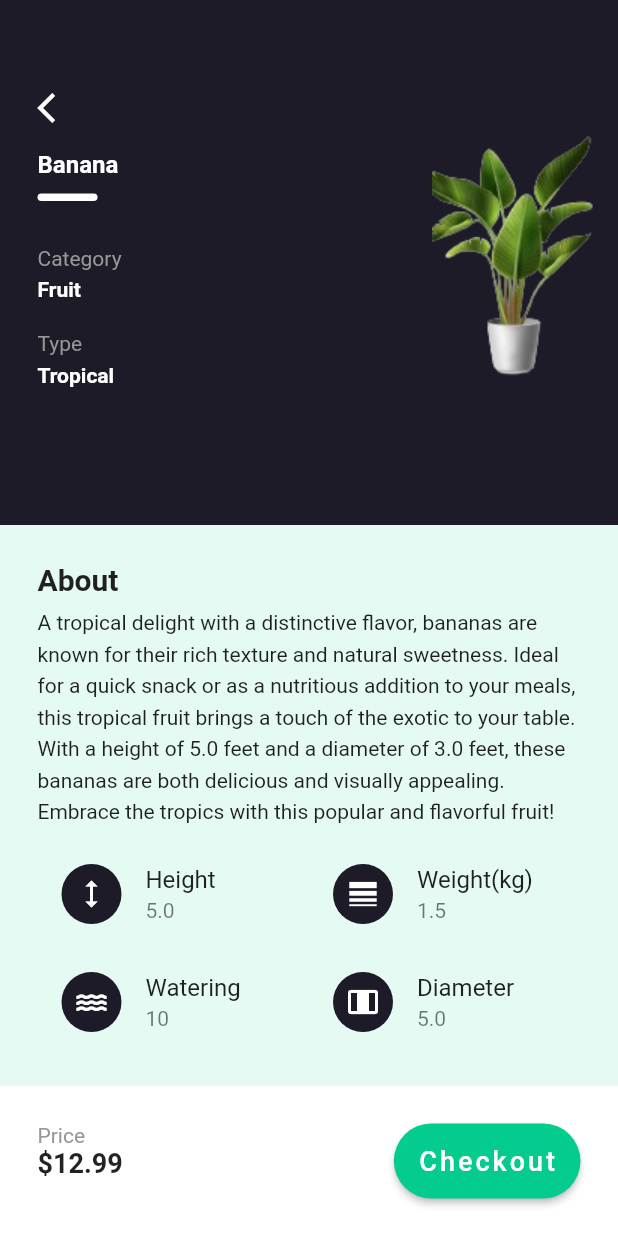
After one commit to yassine-bennkhay/plants_selling_flutter_app_ui, a Flutter app: the screen it shows after launch, after a tap on "Fruit", on a phone screen of 412 x 824 dp. The commit adds this screen. Run offline on Flutter 3.47's test engine with Material 2 defaults, Android fonts, the phone set to English and light mode, and no system bars; our stand-ins replace flutter_svg.

Commit message:
finish the details screen

```diff
--- a/lib/models/plant.dart
+++ b/lib/models/plant.dart
@@ -11,6 +11,7 @@ class Plant {
   final String type;
   final bool isPopular;
   final bool isFavorite;
+  int wateringFrequency;
 
   Plant({
     required this.title,
@@ -25,6 +26,7 @@ class Plant {
     required this.type,
     required this.isPopular,
     required this.isFavorite,
+    required this.wateringFrequency,
   });
   static List<Plant> getAllPlants() {
     return [
@@ -34,13 +36,15 @@ class Plant {
         category: 'Fruit',
         price: 12.99,
         rating: 4.5,
-        description: 'A tropical fruit with a distinctive flavor.',
+        description:
+            'A tropical delight with a distinctive flavor, bananas are known for their rich texture and natural sweetness. Ideal for a quick snack or as a nutritious addition to your meals, this tropical fruit brings a touch of the exotic to your table. With a height of 5.0 feet and a diameter of 3.0 feet, these bananas are both delicious and visually appealing. Embrace the tropics with this popular and flavorful fruit!',
         height: 5.0,
         diameter: 3.0,
         weight: 1.5,
         type: 'Tropical',
         isPopular: true,
         isFavorite: false,
+        wateringFrequency: 10,
       ),
       Plant(
         title: 'Ficus',
@@ -48,13 +52,15 @@ class Plant {
         category: 'Houseplant',
         price: 24.99,
         rating: 4.2,
-        description: 'An indoor plant with glossy leaves.',
+        description:
+            ' Bring the outdoors in with the Ficus houseplant, characterized by its glossy, vibrant leaves. This indoor beauty is not only aesthetically pleasing but also easy to care for. Standing at 2.5 feet tall with a diameter of 2.0 feet, the Ficus adds a touch of greenery to your living space. Priced at \$24.99, it\'s an affordable choice for plant enthusiasts. Make it your favorite, and let the ficus enhance the ambiance of your home.',
         height: 2.5,
         diameter: 2.0,
         weight: 0.8,
         type: 'Indoor',
         isPopular: false,
         isFavorite: true,
+        wateringFrequency: 12,
       ),
       Plant(
         title: 'Monstera',
@@ -62,26 +68,31 @@ class Plant {
         category: 'Houseplant',
         price: 34.99,
         rating: 4.8,
-          description: 'Known for its unique split leaves and easy care.',
+        description:
+            'The Monstera, renowned for its unique split leaves and minimal care requirements, is a stylish addition to any indoor space. Priced at \$34.99, this plant stands at 3.0 feet with a diameter of 2.5 feet. With a high popularity rating, the Monstera is both trendy and timeless. Elevate your indoor garden with this eye-catching beauty that effortlessly combines aesthetics with ease of care.',
         height: 3.0,
         diameter: 2.5,
         weight: 1.0,
         type: 'Indoor',
         isPopular: true,
-          isFavorite: true),
+        isFavorite: true,
+        wateringFrequency: 15,
+      ),
       Plant(
         title: 'Nephrolepis',
         imageUrl: 'assets/images/nephrolepis.png',
         category: 'Fern',
         price: 19.99,
         rating: 4.0,
-        description: 'A beautiful fern with feathery fronds.',
+        description:
+            'Embrace the beauty of nature with the Nephrolepis fern, featuring feathery fronds that add a touch of elegance to your outdoor space. Standing at 1.5 feet tall with a diameter of 1.0 feet, this fern is priced at \$19.99. With a popularity rating that speaks for itself, the Nephrolepis is a must-have for fern enthusiasts seeking both beauty and simplicity in their gardens.',
         height: 1.5,
         diameter: 1.0,
         weight: 0.5,
         type: 'Outdoor',
         isPopular: true,
         isFavorite: false,
+        wateringFrequency: 12,
       ),
       Plant(
         title: 'Ropalostilis',
@@ -89,13 +100,15 @@ class Plant {
         category: 'Palm',
         price: 44.99,
         rating: 4.7,
-        description: 'Elegant palm tree with arching fronds.',
+        description:
+            ' Add a touch of sophistication to your outdoor landscape with the Ropalostilis palm tree. Known for its elegant arching fronds, this palm stands tall at 6.0 feet with a diameter of 4.0 feet. Priced at \$44.99, it\'s a statement piece for any outdoor garden. While it may not be as popular as some, its unique charm makes it a favorite among those who appreciate the beauty of palms.',
         height: 6.0,
         diameter: 4.0,
         weight: 2.0,
         type: 'Outdoor',
         isPopular: false,
         isFavorite: true,
+        wateringFrequency: 7,
       ),
       Plant(
         title: 'Sansevier',
@@ -103,13 +116,15 @@ class Plant {
         category: 'Succulent',
         price: 14.99,
         rating: 4.3,
-        description: 'Drought-tolerant succulent with fleshy leaves.',
+        description:
+            'Introduce a touch of resilience to your indoor garden with the Sansevier succulent. With its drought-tolerant nature and fleshy leaves, it\'s both easy to care for and visually appealing. Standing at 1.0 foot tall with a diameter of 1.0 foot, this succulent is priced at \$14.99. Its popularity is well-deserved, making it a sought-after choice for indoor plant enthusiasts.',
         height: 1.0,
         diameter: 1.0,
         weight: 0.2,
         type: 'Indoor',
         isPopular: true,
         isFavorite: true,
+        wateringFrequency: 2,
       ),
       Plant(
           title: 'Yucca',
@@ -117,26 +132,31 @@ class Plant {
           category: 'Outdoor',
           price: 29.99,
           rating: 4.6,
-          description: 'Tall and spiky plant suitable for outdoor gardens.',
+          description:
+              'Make a bold statement in your outdoor garden with the Yucca plant. Known for its tall and spiky appearance, this outdoor beauty stands at 4.0 feet with a diameter of 2.0 feet. Priced at \$29.99, the Yucca brings a touch of the wild to your outdoor landscape. While it might not be the most popular, its unique characteristics make it a standout choice for those seeking a distinctive outdoor plant.',
           height: 4.0,
           diameter: 2.0,
           weight: 1.2,
           type: 'Outdoor',
           isPopular: false,
-          isFavorite: false),
+          isFavorite: false,
+          wateringFrequency: 8),
       Plant(
         title: 'Zamioculcas',
         imageUrl: 'assets/images/zamioculcas.png',
         category: 'Houseplant',
         price: 22.99,
         rating: 4.4,
-          description: 'Also known as ZZ plant, requires low maintenance.',
+        description:
+            'Meet the Zamioculcas, also known as the ZZ plant, a low-maintenance indoor companion. Priced at \$22.99, this houseplant stands at 1.5 feet with a diameter of 1.5 feet. With a popularity rating that speaks to its easy care and aesthetic appeal, the Zamioculcas is a favorite among indoor plant enthusiasts. Add a touch of green to your home with this stylish and hassle-free choice.',
         height: 1.5,
         diameter: 1.5,
         weight: 0.7,
         type: 'Indoor',
         isPopular: true,
-          isFavorite: true),
+        isFavorite: true,
+        wateringFrequency: 18,
+      ),
     ];
   }
 }
--- a/lib/screens/home/widgets/home_app_bar.dart
+++ b/lib/screens/home/widgets/home_app_bar.dart
@@ -26,8 +26,12 @@ class HomeAppBar extends StatelessWidget {
                   shape: BoxShape.circle,
                   color: AppColors.greyElementColor,
                 ),
-                child: Image.asset(
-                  AppImages.userAvatar,
+                child: ClipRRect(
+                  borderRadius: BorderRadius.circular(40),
+                  child: Image.asset(
+                    AppImages.userAvatar,
+                    fit: BoxFit.cover,
+                  ),
                 ),
               ),
               Positioned(
--- a/lib/screens/home/widgets/plant_item.dart
+++ b/lib/screens/home/widgets/plant_item.dart
@@ -27,8 +27,11 @@ class PlantItem extends StatelessWidget {
                 child: Image.asset(AppImages.background),
               ),
               Center(
-                child: Image.asset(
-                  plant.imageUrl,
+                child: Hero(
+                  tag: plant.imageUrl,
+                  child: Image.asset(
+                    plant.imageUrl,
+                  ),
                 ),
               ),
               Row(
--- a/lib/screens/home/widgets/plants_list.dart
+++ b/lib/screens/home/widgets/plants_list.dart
@@ -2,6 +2,7 @@ import 'package:flutter/material.dart';
 import 'package:planting_app/screens/home/widgets/plant_item.dart';
 
 import '../../../models/plant.dart';
+import '../../plant_details/plant_details.dart';
 
 class PlantsList extends StatelessWidget {
   PlantsList({super.key});
@@ -13,7 +14,14 @@ class PlantsList extends StatelessWidget {
       margin: const EdgeInsets.symmetric(vertical: 20, horizontal: 25),
       child: ListView.separated(
           scrollDirection: Axis.horizontal,
-          itemBuilder: (context, index) => PlantItem(plant: plants[index]),
+          itemBuilder: (context, index) => GestureDetector(
+              onTap: () {
+                Navigator.of(context).push(MaterialPageRoute(
+                    builder: (context) => PlantDetails(
+                          singlePlant: plants[index],
+                        )));
+              },
+              child: PlantItem(plant: plants[index])),
           separatorBuilder: (_, index) => const SizedBox(
                 width: 15,
               ),
--- /dev/null
+++ b/lib/screens/plant_details/first_half_details.dart
@@ -0,0 +1,86 @@
+import 'package:flutter/material.dart';
+import 'package:planting_app/screens/plant_details/plant_details_app_bar.dart';
+import 'package:planting_app/utils/styles.dart';
+
+import '../../models/plant.dart';
+import '../../utils/app_colors.dart';
+
+class FirstHalfDetails extends StatelessWidget {
+  const FirstHalfDetails({super.key, required this.plant});
+  final Plant plant;
+  @override
+  Widget build(BuildContext context) {
+    return Stack(
+      children: [
+        Container(
+          height: 350,
+          color: AppColors.containerColor,
+          child: Row(
+            mainAxisAlignment: MainAxisAlignment.spaceBetween,
+            children: [
+              Padding(
+                padding: const EdgeInsets.only(
+                    top: 100, left: 25, right: 25, bottom: 10),
+                child: Column(
+                  crossAxisAlignment: CrossAxisAlignment.start,
+                  children: [
+                    Text(
+                      plant.title,
+                      style: titleStyle.copyWith(color: Colors.white),
+                    ),
+                    const SizedBox(
+                      height: 10,
+                    ),
+                    Container(
+                      width: 40,
+                      height: 5,
+                      decoration: BoxDecoration(
+                          borderRadius: BorderRadius.circular(8),
+                          color: Colors.white),
+                    ),
+                    const SizedBox(
+                      height: 30,
+                    ),
+                    Text(
+                      "Category",
+                      style: greyStyle,
+                    ),
+                    const SizedBox(
+                      height: 5,
+                    ),
+                    Text(
+                      plant.category,
+                      style: titleStyle.copyWith(
+                          color: Colors.white, fontSize: 14),
+                    ),
+                    const SizedBox(
+                      height: 20,
+                    ),
+                    Text(
+                      "Type",
+                      style: greyStyle,
+                    ),
+                    const SizedBox(
+                      height: 5,
+                    ),
+                    Text(
+                      plant.type,
+                      style: titleStyle.copyWith(
+                          color: Colors.white, fontSize: 14),
+                    ),
+                  ],
+                ),
+              ),
+              Hero(
+                  tag: plant.imageUrl,
+                  child: Image.asset(
+                    plant.imageUrl,
+                  ))
+            ],
+          ),
+        ),
+        const PlantAppBar(),
+      ],
+    );
+  }
+}
--- /dev/null
+++ b/lib/screens/plant_details/plant_details.dart
@@ -0,0 +1,71 @@
+import 'package:flutter/material.dart';
+import 'package:planting_app/models/plant.dart';
+import 'package:planting_app/screens/plant_details/first_half_details.dart';
+import 'package:planting_app/screens/plant_details/second_half_details.dart';
+
+import '../../utils/styles.dart';
+
+class PlantDetails extends StatelessWidget {
+  const PlantDetails({super.key, required this.singlePlant});
+  final Plant singlePlant;
+
+  @override
+  Widget build(BuildContext context) {
+    return Scaffold(
+      body: SingleChildScrollView(
+          child: Column(
+        crossAxisAlignment: CrossAxisAlignment.start,
+        children: [
+          FirstHalfDetails(
+            plant: singlePlant,
+          ),
+          SecondHalfDetails(
+            singlePlant: singlePlant,
+          ),
+        ],
+      )),
+      bottomSheet: Container(
+          height: 100,
+          width: MediaQuery.of(context).size.width,
+          decoration: const BoxDecoration(
+            color: Colors.white,
+          ),
+          child: Padding(
+            padding: const EdgeInsets.all(25),
+            child: Row(
+              mainAxisAlignment: MainAxisAlignment.spaceBetween,
+              crossAxisAlignment: CrossAxisAlignment.center,
+              children: [
+                Column(
+                  crossAxisAlignment: CrossAxisAlignment.start,
+                  children: [
+                    Text(
+                      "Price",
+                      style: greyStyle,
+                    ),
+                    Text(
+                      "\$${singlePlant.price.toString()}",
+                      style: priceStyle,
+                    ),
+                  ],
+                ),
+                ElevatedButton(
+                  style: ElevatedButton.styleFrom(
+                    fixedSize: const Size(double.infinity, 80),
+                    shape: RoundedRectangleBorder(
+                        borderRadius: BorderRadius.circular(30)),
+                    backgroundColor: Theme.of(context).primaryColor,
+                  ),
+                  child: const Text(
+                    "Checkout",
+                    style: TextStyle(
+                        letterSpacing: 2.0, color: Colors.white, fontSize: 18),
+                  ),
+                  onPressed: () {},
+                )
+              ],
+            ),
+          )),
+    );
+  }
+}
--- /dev/null
+++ b/lib/screens/plant_details/plant_details_app_bar.dart
@@ -0,0 +1,25 @@
+import 'package:flutter/material.dart';
+
+class PlantAppBar extends StatelessWidget {
+  const PlantAppBar({super.key});
+
+  @override
+  Widget build(BuildContext context) {
+    return Container(
+      padding: const EdgeInsets.only(
+        top: 60,
+        left: 25,
+        right: 25,
+        bottom: 10,
+      ),
+      child: GestureDetector(
+          onTap: () {
+            Navigator.pop(context);
+          },
+          child: const Icon(
+            Icons.arrow_back_ios,
+            color: Colors.white,
+          )),
+    );
+  }
+}
--- /dev/null
+++ b/lib/screens/plant_details/plant_dimensions.dart
@@ -0,0 +1,28 @@
+import 'package:flutter/material.dart';
+
+import '../../models/plant.dart';
+
+class PlantDimensions extends StatelessWidget {
+  const PlantDimensions({super.key, required this.plant});
+  final Plant plant;
+  @override
+  Widget build(BuildContext context) {
+    return Row(
+      children: [],
+    );
+  }
+
+  ListTile _buildDimensionTile({
+    required String title,
+    required String value,
+    required IconData icon,
+  }) {
+    return ListTile(
+      leading: CircleAvatar(
+        child: Icon(icon),
+      ),
+      title: Text(title),
+      subtitle: Text(value),
+    );
+  }
+}
--- /dev/null
+++ b/lib/screens/plant_details/second_half_details.dart
@@ -0,0 +1,99 @@
+import 'package:flutter/material.dart';
+import 'package:planting_app/utils/app_colors.dart';
+import 'package:planting_app/utils/styles.dart';
+
+import '../../models/plant.dart';
+
+class SecondHalfDetails extends StatelessWidget {
+  const SecondHalfDetails({super.key, required this.singlePlant});
+  final Plant singlePlant;
+  @override
+  Widget build(BuildContext context) {
+    return Container(
+      padding: const EdgeInsets.all(25),
+      child: Column(
+        crossAxisAlignment: CrossAxisAlignment.start,
+        children: [
+          Text(
+            "About",
+            style: titleStyle.copyWith(fontSize: 20),
+          ),
+          const SizedBox(
+            height: 5,
+          ),
+          Text(
+            singlePlant.description,
+            style: const TextStyle(height: 1.5),
+          ),
+          const SizedBox(
+            height: 10,
+          ),
+          SizedBox(
+            width: double.infinity, // or specify a specific width
+            child: Row(
+              children: [
+                Expanded(
+                  child: Column(
+                    children: [
+                      _buildDimensionTile(
+                        icon: Icons.height,
+                        title: "Height",
+                        value: singlePlant.height.toString(),
+                        context: context,
+                      ),
+                      _buildDimensionTile(
+                        icon: Icons.water,
+                        title: "Watering",
+                        value: singlePlant.wateringFrequency.toString(),
+                        context: context,
+                      ),
+                    ],
+                  ),
+                ),
+                Expanded(
+                  child: Column(
+                    children: [
+                      _buildDimensionTile(
+                        icon: Icons.line_weight,
+                        title: "Weight(kg)",
+                        value: singlePlant.weight.toString(),
+                        context: context,
+                      ),
+                      _buildDimensionTile(
+                        icon: Icons.width_normal,
+                        title: "Diameter",
+                        value: singlePlant.height.toString(),
+                        context: context,
+                      ),
+                    ],
+                  ),
+                ),
+              ],
+            ),
+          )
+        ],
+      ),
+    );
+  }
+
+  Widget _buildDimensionTile({
+    required String title,
+    required String value,
+    required IconData icon,
+    required BuildContext context,
+  }) {
+    return SizedBox(
+      child: ListTile(
+        leading: CircleAvatar(
+          backgroundColor: AppColors.containerColor,
+          child: Icon(
+            icon,
+            color: Colors.white,
+          ),
+        ),
+        title: Text(title),
+        subtitle: Text(value),
+      ),
+    );
+  }
+}
--- a/lib/screens/store/widgets/store_plants_list.dart
+++ b/lib/screens/store/widgets/store_plants_list.dart
@@ -36,6 +36,7 @@ class StorePlantsList extends StatelessWidget {
     return Container(
       padding: const EdgeInsets.only(left: 25, right: 25, bottom: 10),
       child: ListView.separated(
+          physics: const BouncingScrollPhysics(),
           itemBuilder: (context, index) => Container(
                 height: 140,
                 padding: const EdgeInsets.all(10),
--- a/lib/utils/app_images.dart
+++ b/lib/utils/app_images.dart
@@ -1,5 +1,5 @@
 class AppImages {
-  static const userAvatar = 'assets/images/user.png';
+  static const userAvatar = 'assets/images/yassine_bennkhay.png';
   static const filter = 'assets/images/filter.png';
   static const search = "assets/images/search.png";
   static const background = "assets/images/background.jpg";
```
Also changed, not shown: assets/images/user.png (deleted), assets/images/yassine_bennkhay.png (added). Lines whose indentation alone changed are shown as unchanged.
